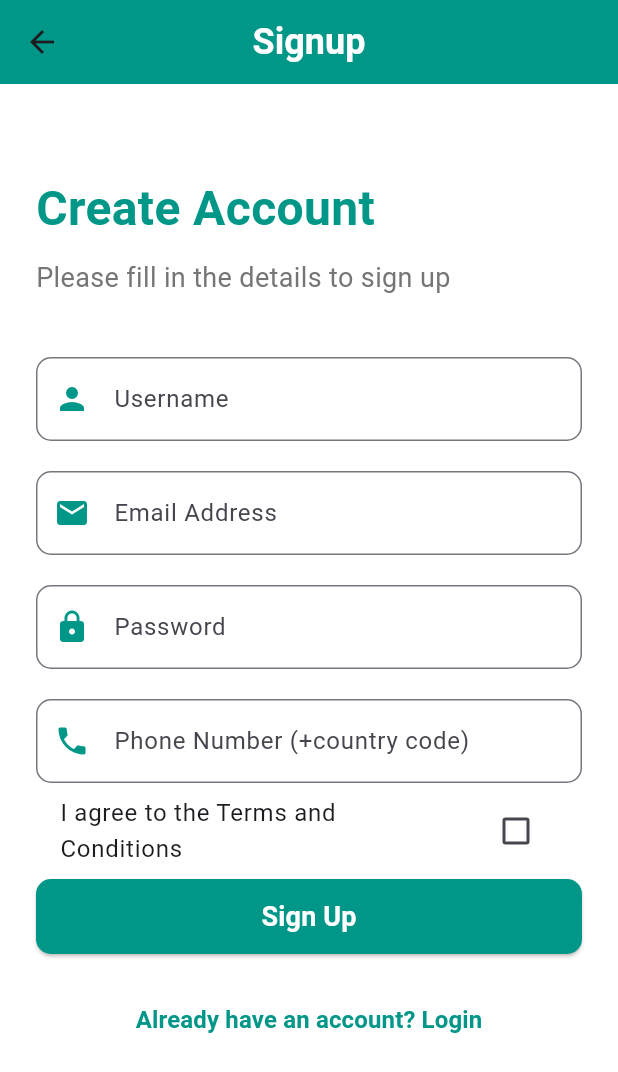
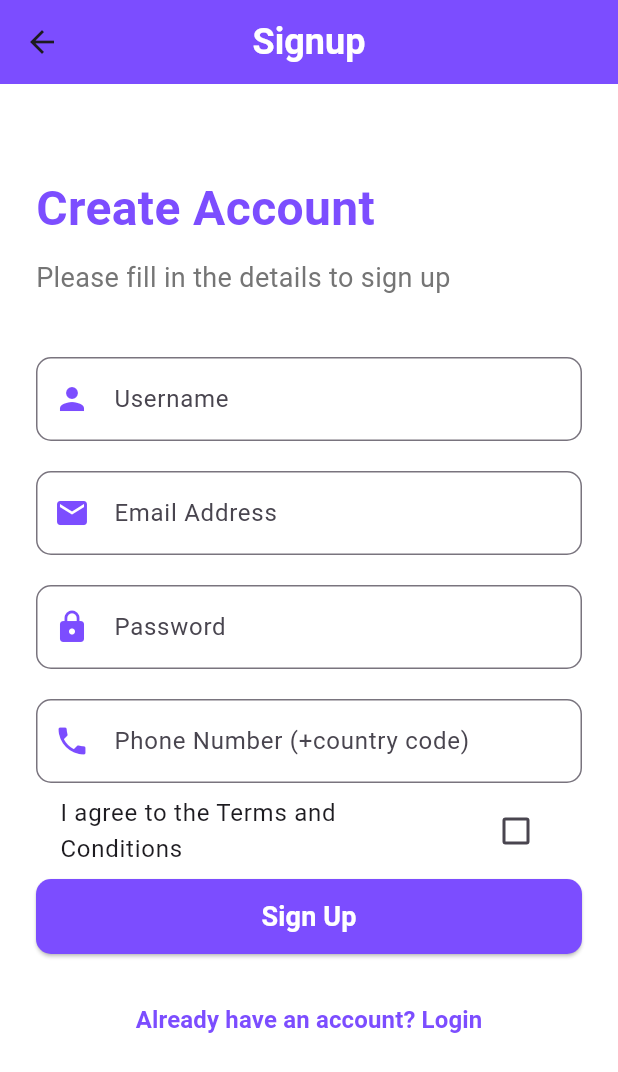
Before and after one commit to NaitikPatel-325/EventHub, a Flutter app: the screen it shows after launch, after a tap on "Register", on a phone screen of 412 x 824 dp. Shown: the top 1072 px of the screen. Run offline on Flutter 3.47's test engine with Material 3 defaults, Android fonts, the phone set to English and light mode, and no system bars; our stand-ins replace carousel_slider, firebase_auth, firebase_core, flutter_dotenv, fluttertoast; accounts and stored records are empty; network calls fail; Roboto replaces fonts that are missing (Schyler).

Commit message:
UI updated

```diff
--- a/lib/auth/login.dart
+++ b/lib/auth/login.dart
@@ -49,7 +49,7 @@ class _LoginState extends State<Login> {
               style: TextStyle(
                 fontSize: 32.0,
                 fontWeight: FontWeight.bold,
-                color: Colors.teal,
+                color:Colors.deepPurpleAccent,
               ),
             ),
             const SizedBox(height: 10.0),
@@ -65,7 +65,7 @@ class _LoginState extends State<Login> {
               controller: email,
               keyboardType: TextInputType.emailAddress,
               decoration: InputDecoration(
-                prefixIcon: const Icon(Icons.email, color: Colors.teal),
+                prefixIcon: const Icon(Icons.email, color:Colors.deepPurpleAccent),
                 hintText: 'Email Address',
                 border: OutlineInputBorder(
                   borderRadius: BorderRadius.circular(10.0),
@@ -77,7 +77,7 @@ class _LoginState extends State<Login> {
               controller: password,
               obscureText: true,
               decoration: InputDecoration(
-                prefixIcon: const Icon(Icons.lock, color: Colors.teal),
+                prefixIcon: const Icon(Icons.lock, color:Colors.deepPurpleAccent),
                 hintText: 'Password',
                 border: OutlineInputBorder(
                   borderRadius: BorderRadius.circular(10.0),
@@ -88,7 +88,7 @@ class _LoginState extends State<Login> {
             ElevatedButton(
               onPressed: signin,
               style: ElevatedButton.styleFrom(
-                minimumSize: const Size(double.infinity, 50), backgroundColor: Colors.teal,
+                minimumSize: const Size(double.infinity, 50), backgroundColor:Colors.deepPurpleAccent,
                 shape: RoundedRectangleBorder(
                   borderRadius: BorderRadius.circular(10.0),
                 ),
@@ -111,7 +111,7 @@ class _LoginState extends State<Login> {
                   child: const Text(
                     'Register',
                     style: TextStyle(
-                      color: Colors.teal,
+                      color:Colors.deepPurpleAccent,
                       fontSize: 16.0,
                       fontWeight: FontWeight.bold,
                     ),
@@ -122,7 +122,7 @@ class _LoginState extends State<Login> {
                   child: const Text(
                     'Forgot Password?',
                     style: TextStyle(
-                      color: Colors.teal,
+                      color:Colors.deepPurpleAccent,
                       fontSize: 16.0,
                       fontWeight: FontWeight.bold,
                     ),
--- a/lib/auth/signup.dart
+++ b/lib/auth/signup.dart
@@ -18,7 +18,7 @@ class _SignupState extends State<Signup> {
   bool isAgreedToTerms = false;
 
   void signUp(String email, String password, String username, String phone) async {
-    final String baseUrl = 'http://192.168.32.58:3000';
+    final String baseUrl = 'http://192.168.146.251:3000';
     print("insidesignup");
     try {
       final response = await http.post(
@@ -36,7 +36,7 @@ class _SignupState extends State<Signup> {
         ScaffoldMessenger.of(context).showSnackBar(
           const SnackBar(
             content: Text('User created successfully!'),
-            backgroundColor: Colors.green,
+            backgroundColor: Colors.deepPurpleAccent,
           ),
         );
         Navigator.of(context).pushReplacementNamed('/login');
@@ -81,7 +81,7 @@ class _SignupState extends State<Signup> {
           ),
         ),
         centerTitle: true,
-        backgroundColor: Colors.teal,
+        backgroundColor:Colors.deepPurpleAccent,
         elevation: 0,
       ),
       body: SingleChildScrollView(
@@ -96,7 +96,7 @@ class _SignupState extends State<Signup> {
               style: TextStyle(
                 fontSize: 32.0,
                 fontWeight: FontWeight.bold,
-                color: Colors.teal,
+                color:Colors.deepPurpleAccent,
               ),
             ),
             const SizedBox(height: 10.0),
@@ -112,7 +112,7 @@ class _SignupState extends State<Signup> {
             TextField(
               controller: usernameController,
               decoration: InputDecoration(
-                prefixIcon: const Icon(Icons.person, color: Colors.teal),
+                prefixIcon: const Icon(Icons.person, color:Colors.deepPurpleAccent),
                 hintText: 'Username',
                 border: OutlineInputBorder(
                   borderRadius: BorderRadius.circular(10.0),
@@ -125,7 +125,7 @@ class _SignupState extends State<Signup> {
               controller: emailController,
               keyboardType: TextInputType.emailAddress,
               decoration: InputDecoration(
-                prefixIcon: const Icon(Icons.email, color: Colors.teal),
+                prefixIcon: const Icon(Icons.email, color: Colors.deepPurpleAccent),
                 hintText: 'Email Address',
                 border: OutlineInputBorder(
                   borderRadius: BorderRadius.circular(10.0),
@@ -138,7 +138,7 @@ class _SignupState extends State<Signup> {
               controller: passwordController,
               obscureText: true,
               decoration: InputDecoration(
-                prefixIcon: const Icon(Icons.lock, color: Colors.teal),
+                prefixIcon: const Icon(Icons.lock, color: Colors.deepPurpleAccent),
                 hintText: 'Password',
                 border: OutlineInputBorder(
                   borderRadius: BorderRadius.circular(10.0),
@@ -151,7 +151,7 @@ class _SignupState extends State<Signup> {
               controller: phoneController,
               keyboardType: TextInputType.phone,
               decoration: InputDecoration(
-                prefixIcon: const Icon(Icons.phone, color: Colors.teal),
+                prefixIcon: const Icon(Icons.phone, color:Colors.deepPurpleAccent),
                 hintText: 'Phone Number (+country code)',
                 border: OutlineInputBorder(
                   borderRadius: BorderRadius.circular(10.0),
@@ -197,7 +197,7 @@ class _SignupState extends State<Signup> {
               },
               style: ElevatedButton.styleFrom(
                 minimumSize: const Size(double.infinity, 50),
-                backgroundColor: Colors.teal,
+                backgroundColor:Colors.deepPurpleAccent,
                 shape: RoundedRectangleBorder(
                   borderRadius: BorderRadius.circular(10.0),
                 ),
@@ -219,7 +219,7 @@ class _SignupState extends State<Signup> {
                 child: const Text(
                   'Already have an account? Login',
                   style: TextStyle(
-                    color: Colors.teal,
+                    color:Colors.deepPurpleAccent,
                     fontSize: 16.0,
                     fontWeight: FontWeight.bold,
                   ),
--- a/lib/home.dart
+++ b/lib/home.dart
@@ -86,8 +86,8 @@ class _HomePageState extends State<HomePage> {
             BottomNavigationBarItem(icon: Icon(Icons.event), label: 'Create Event'),
             BottomNavigationBarItem(icon: Icon(Icons.person_add), label: 'Register'),
           ],
-          selectedItemColor: Colors.blue,
-          unselectedItemColor: Colors.blue,
+          selectedItemColor:Colors.deepPurpleAccent,
+          unselectedItemColor:Colors.deepPurpleAccent,
           showUnselectedLabels: true,
         ),
       ),
--- a/lib/screens/createevent/view/create_Event_page.dart
+++ b/lib/screens/createevent/view/create_Event_page.dart
@@ -67,7 +67,7 @@ class _CreateEventPageState extends State<CreateEventPage> {
     return Scaffold(
       appBar: AppBar(
         title: const Text('Create Event'),
-        backgroundColor: Colors.lightBlue,
+        backgroundColor:Colors.deepPurpleAccent,
         leading: IconButton(
           icon: const Icon(Icons.arrow_back),
           onPressed: () {
@@ -191,7 +191,7 @@ class _CreateEventPageState extends State<CreateEventPage> {
       decoration: InputDecoration(
         labelText: label,
         hintText: hintText,
-        prefixIcon: Icon(icon, color: Colors.blueAccent),
+        prefixIcon: Icon(icon, color:Colors.deepPurpleAccent),
         border: OutlineInputBorder(
           borderRadius: BorderRadius.circular(8.0),
         ),
@@ -223,7 +223,7 @@ class _CreateEventPageState extends State<CreateEventPage> {
           decoration: InputDecoration(
             labelText: label,
             hintText: hintText,
-            prefixIcon: Icon(icon, color: Colors.blueAccent),
+            prefixIcon: Icon(icon, color:Colors.deepPurpleAccent),
             border: OutlineInputBorder(
               borderRadius: BorderRadius.circular(8.0),
             ),
--- a/lib/screens/profile_page/view/profile_page.dart
+++ b/lib/screens/profile_page/view/profile_page.dart
@@ -26,7 +26,7 @@ class _ProfilePageState extends State<ProfilePage> {
     final user = FirebaseAuth.instance.currentUser;
     final idToken = await user?.getIdToken();
 
-    final url = Uri.parse('http://192.168.32.58:3000/user/profile');
+    final url = Uri.parse('http://192.168.146.251:3000/user/profile');
     final headers = {
       'Content-Type': 'application/json',
       'Authorization': 'Bearer $idToken',
--- a/lib/screens/register_page/view/register_page.dart
+++ b/lib/screens/register_page/view/register_page.dart
@@ -25,7 +25,7 @@ class _EventListPageState extends State<EventListPage> {
     final user = FirebaseAuth.instance.currentUser;
     final idToken = await user?.getIdToken();
 
-    final url = Uri.parse('http://192.168.32.58:3000/user/allevent');
+    final url = Uri.parse('http://192.168.146.251:3000/user/allevent');
     final headers = {
       'Content-Type': 'application/json',
       'Authorization': 'Bearer $idToken',
@@ -70,7 +70,7 @@ class _EventListPageState extends State<EventListPage> {
     final user = FirebaseAuth.instance.currentUser;
     final idToken = await user?.getIdToken();
 
-    final url = Uri.parse('http://192.168.32.58:3000/user/eventregister');
+    final url = Uri.parse('http://192.168.146.251:3000/user/eventregister');
     final headers = {
       'Content-Type': 'application/json',
       'Authorization': 'Bearer $idToken',
--- a/lib/widgets/app_bar.dart
+++ b/lib/widgets/app_bar.dart
@@ -10,7 +10,7 @@ PreferredSizeWidget buildAppBar(BuildContext context) {
         fontWeight: FontWeight.bold,
       ),
     ),
-    backgroundColor: Colors.blue,
+    backgroundColor: Colors.deepPurpleAccent,
     centerTitle: true,
     actions: [
       IconButton(
--- a/lib/widgets/drawer.dart
+++ b/lib/widgets/drawer.dart
@@ -12,7 +12,7 @@ Widget buildDrawer(
       children: <Widget>[
         const DrawerHeader(
           decoration: BoxDecoration(
-            color: Colors.blue,
+            color:Colors.deepPurpleAccent,
           ),
           child: Text(
             'EventHub',
@@ -26,7 +26,7 @@ Widget buildDrawer(
         _buildDrawerItem(context, Icons.person, 'Profile', 0, onNavItemDrawerTapped),
         _buildDrawerItem(context, Icons.feedback, 'Feedback', 1, onNavItemDrawerTapped),
         ListTile(
-          leading: const Icon(Icons.dark_mode, color: Colors.blue),
+          leading: const Icon(Icons.dark_mode, color:Colors.deepPurpleAccent),
           title: const Text('Dark Mode'),
           trailing: Switch(
             value: isDarkMode,
@@ -41,7 +41,7 @@ Widget buildDrawer(
 
 Widget _buildDrawerItem(BuildContext context, IconData icon, String title, int index, Function(int) onNavItemTapped) {
   return ListTile(
-    leading: Icon(icon, color: Colors.blue),
+    leading: Icon(icon, color: Colors.deepPurpleAccent),
     title: Text(title),
     onTap: () {
       onNavItemTapped(index);
--- a/lib/widgets/statistics.dart
+++ b/lib/widgets/statistics.dart
@@ -30,7 +30,7 @@ class Statistics extends StatelessWidget {
       child: ListTile(
         title: Text(title),
         subtitle: Text(subtitle),
-        leading: Icon(icon, color: Colors.blue),
+        leading: Icon(icon, color:Colors.deepPurpleAccent),
       ),
     );
   }
```
